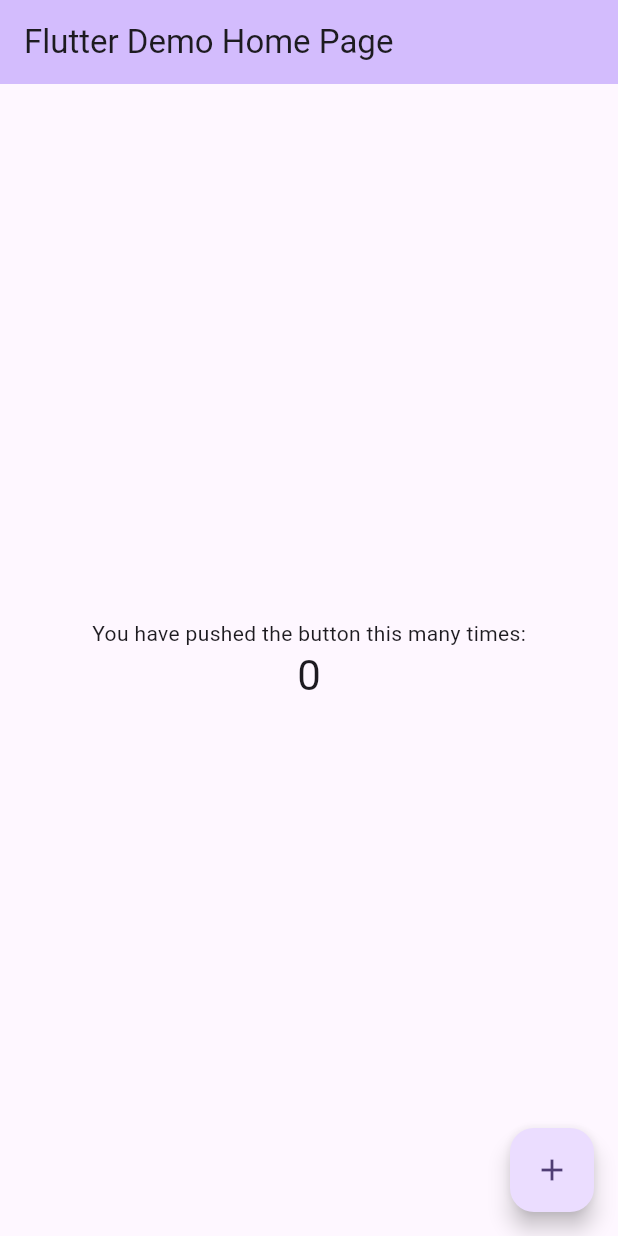
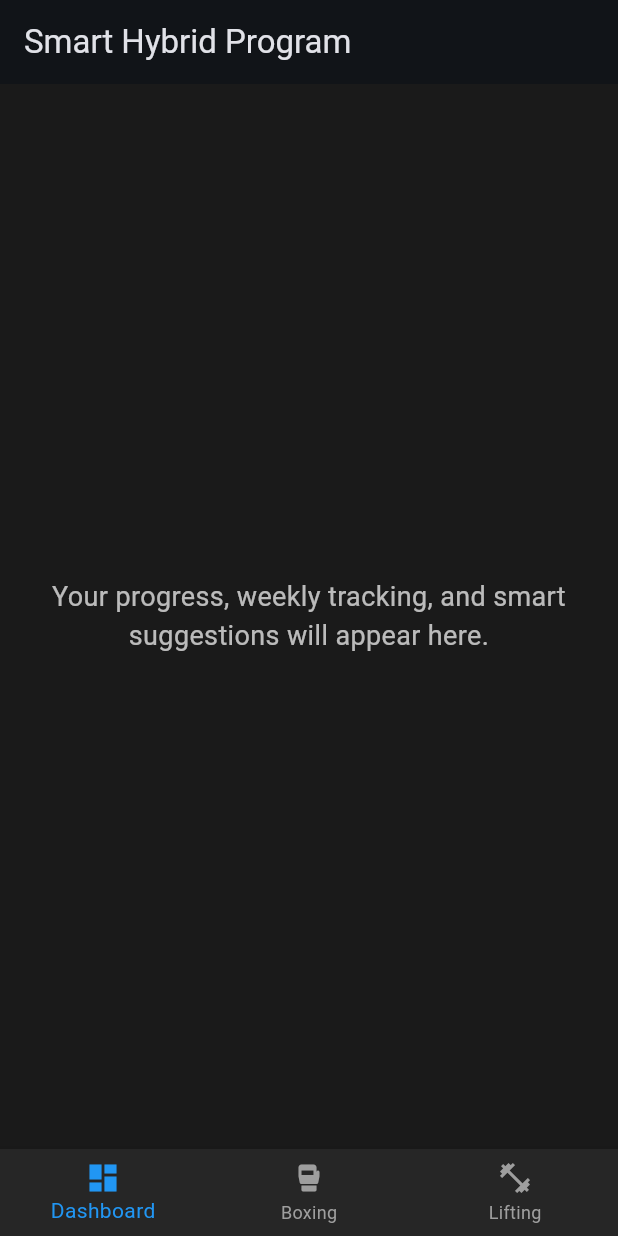
Before and after one commit to could-ai/019a52fe-f368-77df-8e39-6d346700c861, a Flutter app: the screen it shows after launch, on a phone screen of 412 x 824 dp. Run offline on Flutter 3.47's test engine with Material 3 defaults, Android fonts, the phone set to English and light mode, and no system bars.

Commit message:
I have completely overhauled the main.dart file to establish the foundation for your fitness application. The previous counter demo has been removed and replaced with a new MaterialApp configuration. I've set up a dark theme, which is common for fitness apps, to provide a modern look and feel. The root of the application now points to a new HomePage widget, which will serve as the main navigation hub for the different sections of your app.; I've created a new `home_page.dart` file to act as the central navigation control for your application. This new HomePage widget is stateful and manages a BottomNavigationBar. It allows users to switch between the three main sections you requested: a 'Dashboard' for the hybrid program, 'Boxing' for training tools, and 'Lifting' for the bodybuilding tracker. This structure organizes the app's features and provides a clear and intuitive user experience from the start.; I have created a new file, `dashboard_screen.dart`, to serve as the home for your 'Smart Hybrid Training Program'. This screen will eventually display progress charts, track rounds and time, and provide intelligent suggestions for balancing workouts. For now, it contains a placeholder with an AppBar titled 'Smart Hybrid Program' to establish its place within the app's navigation structure. This sets the stage for building out the detailed tracking and AI-driven features you envisioned.; I've created the `boxing_screen.dart` file, which will house all the 'Boxing Training Tools'. This is where we will implement features like the customizable round timer, ready-made combinations, and various drills. The screen is set up with a clear title and a placeholder message, establishing a dedicated section for all boxing-related activities in the app. This modular approach keeps the boxing features organized and easy to build upon.; To accommodate your 'Bodybuilding Workout Tracker' feature, I have created `bodybuilding_screen.dart`. This new screen will be the central place for users to log their workouts, access a comprehensive exercise library, and track their strength gains over time. It currently has a placeholder to outline its purpose and is integrated into the main app navigation, ready for the implementation of the detailed workout logging and tracking functionalities.

```diff
--- /dev/null
+++ b/usr/lib/home_page.dart
@@ -0,0 +1,54 @@
+import 'package:flutter/material.dart';
+import 'package:couldai_user_app/screens/boxing_screen.dart';
+import 'package:couldai_user_app/screens/bodybuilding_screen.dart';
+import 'package:couldai_user_app/screens/dashboard_screen.dart';
+
+class HomePage extends StatefulWidget {
+  const HomePage({super.key});
+
+  @override
+  State<HomePage> createState() => _HomePageState();
+}
+
+class _HomePageState extends State<HomePage> {
+  int _selectedIndex = 0;
+
+  static const List<Widget> _widgetOptions = <Widget>[
+    DashboardScreen(),
+    BoxingScreen(),
+    BodybuildingScreen(),
+  ];
+
+  void _onItemTapped(int index) {
+    setState(() {
+      _selectedIndex = index;
+    });
+  }
+
+  @override
+  Widget build(BuildContext context) {
+    return Scaffold(
+      body: Center(
+        child: _widgetOptions.elementAt(_selectedIndex),
+      ),
+      bottomNavigationBar: BottomNavigationBar(
+        items: const <BottomNavigationBarItem>[
+          BottomNavigationBarItem(
+            icon: Icon(Icons.dashboard),
+            label: 'Dashboard',
+          ),
+          BottomNavigationBarItem(
+            icon: Icon(Icons.sports_mma),
+            label: 'Boxing',
+          ),
+          BottomNavigationBarItem(
+            icon: Icon(Icons.fitness_center),
+            label: 'Lifting',
+          ),
+        ],
+        currentIndex: _selectedIndex,
+        onTap: _onItemTapped,
+      ),
+    );
+  }
+}
--- a/usr/lib/main.dart
+++ b/usr/lib/main.dart
@@ -1,4 +1,5 @@
 import 'package:flutter/material.dart';
+import 'package:couldai_user_app/home_page.dart';
 
 void main() {
   runApp(const MyApp());
@@ -7,114 +8,25 @@ void main() {
 class MyApp extends StatelessWidget {
   const MyApp({super.key});
 
-  // This widget is the root of your application.
   @override
   Widget build(BuildContext context) {
     return MaterialApp(
-      title: 'Flutter Demo',
+      title: 'Hybrid Fitness Trainer',
       debugShowCheckedModeBanner: false,
-      theme: ThemeData(
-        // This is the theme of your application.
-        //
-        // TRY THIS: Try running your application with "flutter run". You'll see
-        // the application has a purple toolbar. Then, without quitting the app,
-        // try changing the seedColor in the colorScheme below to Colors.green
-        // and then invoke "hot reload" (save your changes or press the "hot
-        // reload" button in a Flutter-supported IDE, or press "r" if you used
-        // the command line to start the app).
-        //
-        // Notice that the counter didn't reset back to zero; the application
-        // state is not lost during the reload. To reset the state, use hot
-        // restart instead.
-        //
-        // This works for code too, not just values: Most code changes can be
-        // tested with just a hot reload.
-        colorScheme: ColorScheme.fromSeed(seedColor: Colors.deepPurple),
+      theme: ThemeData.dark().copyWith(
+        primaryColor: Colors.blue,
+        scaffoldBackgroundColor: const Color(0xFF1A1A1A),
+        colorScheme: ColorScheme.fromSeed(
+          seedColor: Colors.blue,
+          brightness: Brightness.dark,
+        ),
+        bottomNavigationBarTheme: const BottomNavigationBarThemeData(
+          backgroundColor: Color(0xFF262626),
+          selectedItemColor: Colors.blue,
+          unselectedItemColor: Colors.grey,
+        ),
       ),
-      home: const MyHomePage(title: 'Flutter Demo Home Page'),
+      home: const HomePage(),
     );
   }
 }
-
-class MyHomePage extends StatefulWidget {
-  const MyHomePage({super.key, required this.title});
-
-  // This widget is the home page of your application. It is stateful, meaning
-  // that it has a State object (defined below) that contains fields that affect
-  // how it looks.
-
-  // This class is the configuration for the state. It holds the values (in this
-  // case the title) provided by the parent (in this case the App widget) and
-  // used by the build method of the State. Fields in a Widget subclass are
-  // always marked "final".
-
-  final String title;
-
-  @override
-  State<MyHomePage> createState() => _MyHomePageState();
-}
-
-class _MyHomePageState extends State<MyHomePage> {
-  int _counter = 0;
-
-  void _incrementCounter() {
-    setState(() {
-      // This call to setState tells the Flutter framework that something has
-      // changed in this State, which causes it to rerun the build method below
-      // so that the display can reflect the updated values. If we changed
-      // _counter without calling setState(), then the build method would not be
-      // called again, and so nothing would appear to happen.
-      _counter++;
-    });
-  }
-
-  @override
-  Widget build(BuildContext context) {
-    // This method is rerun every time setState is called, for instance as done
-    // by the _incrementCounter method above.
-    //
-    // The Flutter framework has been optimized to make rerunning build methods
-    // fast, so that you can just rebuild anything that needs updating rather
-    // than having to individually change instances of widgets.
-    return Scaffold(
-      appBar: AppBar(
-        // TRY THIS: Try changing the color here to a specific color (to
-        // Colors.amber, perhaps?) and trigger a hot reload to see the AppBar
-        // change color while the other colors stay the same.
-        backgroundColor: Theme.of(context).colorScheme.inversePrimary,
-        // Here we take the value from the MyHomePage object that was created by
-        // the App.build method, and use it to set our appbar title.
-        title: Text(widget.title),
-      ),
-      body: Center(
-        // Center is a layout widget. It takes a single child and positions it
-        // in the middle of the parent.
-        child: Column(
-          // Column is also a layout widget. It takes a list of children and
-          // arranges them vertically. By default, it sizes itself to fit its
-          // children horizontally, and tries to be as tall as its parent.
-          //
-          // Column has various properties to control how it sizes itself and
-          // how it positions its children. Here we use mainAxisAlignment to
-          // center the children vertically; the main axis here is the vertical
-          // axis because Columns are vertical (the cross axis would be
-          // horizontal).
-          //
-          // TRY THIS: Invoke "debug painting" (choose the "Toggle Debug Paint"
-          // action in the IDE, or press "p" in the console), to see the
-          // wireframe for each widget.
-          mainAxisAlignment: MainAxisAlignment.center,
-          children: <Widget>[
-            const Text('You have pushed the button this many times:'),
-            Text('$_counter', style: Theme.of(context).textTheme.headlineMedium),
-          ],
-        ),
-      ),
-      floatingActionButton: FloatingActionButton(
-        onPressed: _incrementCounter,
-        tooltip: 'Increment',
-        child: const Icon(Icons.add),
-      ), // This trailing comma makes auto-formatting nicer for build methods.
-    );
-  }
-}
--- /dev/null
+++ b/usr/lib/screens/dashboard_screen.dart
@@ -0,0 +1,24 @@
+import 'package:flutter/material.dart';
+
+class DashboardScreen extends StatelessWidget {
+  const DashboardScreen({super.key});
+
+  @override
+  Widget build(BuildContext context) {
+    return Scaffold(
+      appBar: AppBar(
+        title: const Text('Smart Hybrid Program'),
+      ),
+      body: const Center(
+        child: Padding(
+          padding: EdgeInsets.all(16.0),
+          child: Text(
+            'Your progress, weekly tracking, and smart suggestions will appear here.',
+            textAlign: TextAlign.center,
+            style: TextStyle(fontSize: 18, color: Colors.white70),
+          ),
+        ),
+      ),
+    );
+  }
+}
```
Also changed, not shown: usr/lib/screens/bodybuilding_screen.dart (added, +24 -0 lines), usr/lib/screens/boxing_screen.dart (added, +24 -0 lines).
